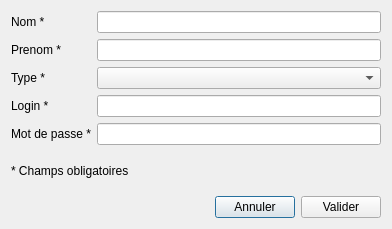
Before: the Qt Designer form TP_QT/addstaffdialog.ui in MaxenceRobin/TP_QT_2, drawn with Qt 5.
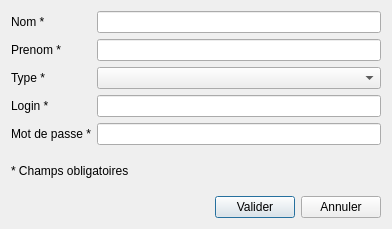
After: the same form once the commit is applied.

Commit message: Classe impactée par l'ajout de StaffType

Diff of the .ui file:
```diff
--- a/TP_QT/addstaffdialog.ui
+++ b/TP_QT/addstaffdialog.ui
@@ -10,6 +10,12 @@
     <height>229</height>
    </rect>
   </property>
+  <property name="sizePolicy">
+   <sizepolicy hsizetype="Fixed" vsizetype="Fixed">
+    <horstretch>0</horstretch>
+    <verstretch>0</verstretch>
+   </sizepolicy>
+  </property>
   <property name="windowTitle">
    <string>Ajouter Personnel</string>
   </property>
@@ -94,13 +100,6 @@
        </property>
       </spacer>
      </item>
-     <item>
-      <widget class="QPushButton" name="cancelButton">
-       <property name="text">
-        <string>Annuler</string>
-       </property>
-      </widget>
-     </item>
      <item>
       <widget class="QPushButton" name="okButton">
        <property name="text">
@@ -108,6 +107,16 @@
        </property>
       </widget>
      </item>
+     <item>
+      <widget class="QPushButton" name="cancelButton">
+       <property name="toolTip">
+        <string>Annuler l'ajout de la nouvelle ressource</string>
+       </property>
+       <property name="text">
+        <string>Annuler</string>
+       </property>
+      </widget>
+     </item>
     </layout>
    </item>
   </layout>
```
Left out of the diff: 26 changed lines with no effect on the pictures. The commit also changes 1 other file.
